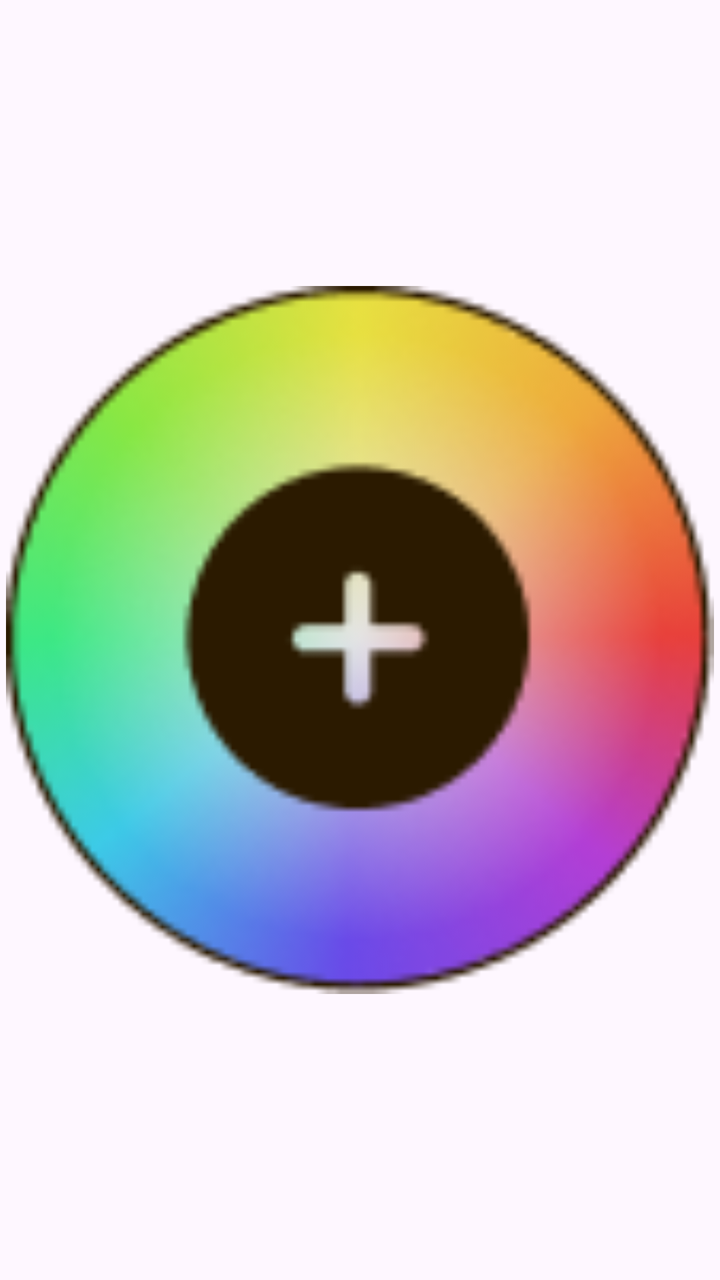
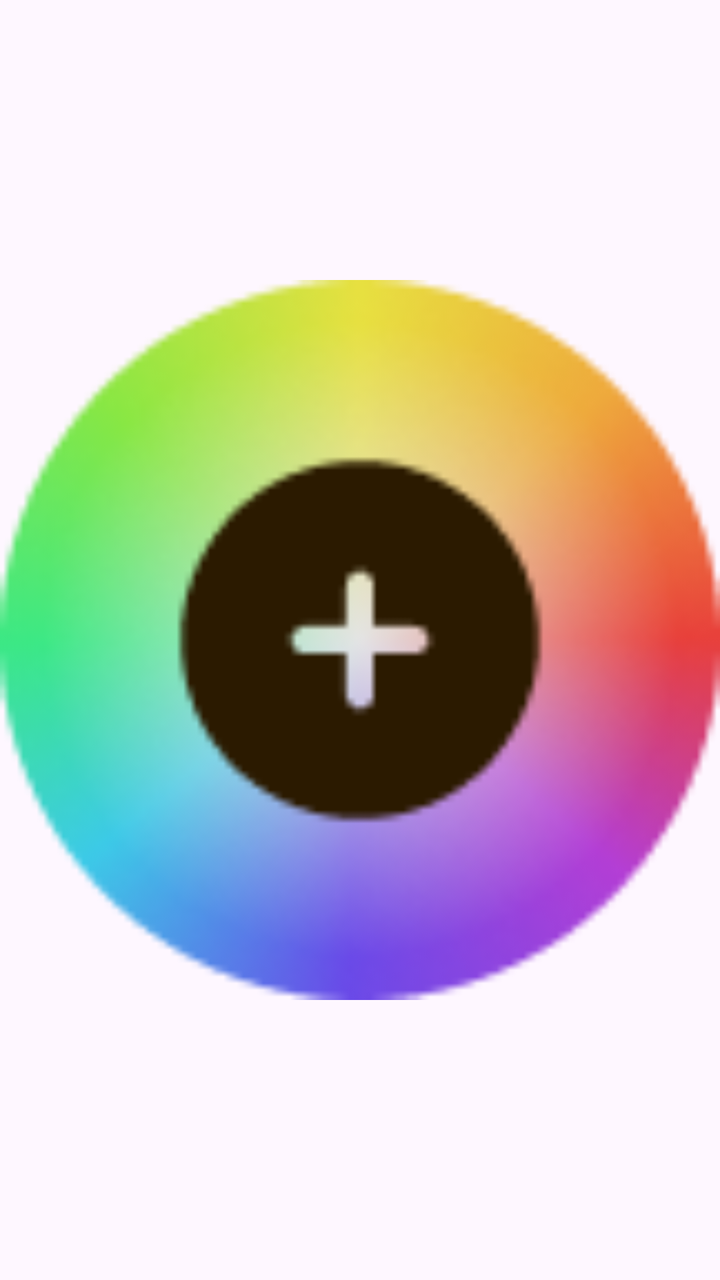

Before-and-after screenshots of an Android layout around one commit, followed by the original layout XML and the change that was made.
<!-- AndroidManifest.xml: application theme Theme.BaseProject -->
<!-- res/layout/item_text_color.xml -->
<?xml version="1.0" encoding="utf-8"?>
<androidx.constraintlayout.widget.ConstraintLayout xmlns:android="http://schemas.android.com/apk/res/android"
    xmlns:app="http://schemas.android.com/apk/res-auto"
    android:layout_width="37dp"
    android:layout_height="37dp"
    android:layout_marginEnd="12dp">

    <FrameLayout
        android:layout_width="0dp"
        android:layout_height="0dp"
        app:layout_constraintBottom_toBottomOf="parent"
        app:layout_constraintDimensionRatio="1:1"
        app:layout_constraintEnd_toEndOf="parent"
        app:layout_constraintStart_toStartOf="parent"
        app:layout_constraintTop_toTopOf="parent">

        
        <View
            android:id="@+id/vFocus"
            android:layout_width="match_parent"
            android:layout_height="match_parent"
            android:visibility="gone"
            android:background="@drawable/bg_stroke_gradient_circle" />

        <FrameLayout
            android:layout_width="match_parent"
            android:layout_height="match_parent"
            android:layout_margin="2dp"
            >

            
            <ImageView
                android:id="@+id/imvColor"
                android:layout_width="match_parent"
                android:layout_height="match_parent"
                android:layout_margin="0dp" />

            
            <ImageView
                android:id="@+id/btnAddColor"
                android:layout_width="match_parent"
                android:layout_margin="1dp"
                android:layout_height="match_parent"
                android:src="@drawable/img0text_color"
                android:layout_gravity="center"
                android:visibility="visible" />

        </FrameLayout>
    </FrameLayout>

</androidx.constraintlayout.widget.ConstraintLayout>
<!-- resources referenced by this layout -->
<resources>
  <!-- drawable bg_stroke_gradient_circle (drawable) -->
  <?xml version="1.0" encoding="utf-8"?>
  <shape xmlns:android="http://schemas.android.com/apk/res/android"
      android:shape="oval">
      <gradient
          android:angle="270"
          android:startColor="#650016"
          android:endColor="#650016"
          android:type="linear" />
  </shape>
  <!-- drawable img0text_color: png bitmap (drawable, 14463 bytes) -->
  <style name="Theme.BaseProject" parent="Base.Theme.BaseProject" />
  <style name="Base.Theme.BaseProject" parent="Theme.Material3.DayNight.NoActionBar">
          <item name="android:windowTranslucentStatus">false</item>
          <item name="android:statusBarColor">@android:color/transparent</item>
          <item name="android:windowSoftInputMode">adjustResize</item>
      </style>
</resources>

<!-- the commit's change to res/layout/item_text_color.xml (unified diff, before → after) -->
@@ -3,6 +3,7 @@
     xmlns:app="http://schemas.android.com/apk/res-auto"
     android:layout_width="37dp"
     android:layout_height="37dp"
+    xmlns:tools="http://schemas.android.com/tools"
     android:layout_marginEnd="12dp">
 
     <FrameLayout
@@ -14,18 +15,10 @@
         app:layout_constraintStart_toStartOf="parent"
         app:layout_constraintTop_toTopOf="parent">
 
-        
-        <View
-            android:id="@+id/vFocus"
-            android:layout_width="match_parent"
-            android:layout_height="match_parent"
-            android:visibility="gone"
-            android:background="@drawable/bg_stroke_gradient_circle" />
-
         <FrameLayout
             android:layout_width="match_parent"
             android:layout_height="match_parent"
-            android:layout_margin="2dp"
+            android:layout_margin="0dp"
             >
 
             
@@ -39,13 +32,24 @@
             <ImageView
                 android:id="@+id/btnAddColor"
                 android:layout_width="match_parent"
-                android:layout_margin="1dp"
+                android:layout_margin="0dp"
                 android:layout_height="match_parent"
                 android:src="@drawable/img0text_color"
                 android:layout_gravity="center"
                 android:visibility="visible" />
 
         </FrameLayout>
+
+        
+        <View
+            android:id="@+id/vFocus"
+            android:layout_width="match_parent"
+            android:layout_height="match_parent"
+            android:background="@drawable/bg_stroke_gradient_circle_color_text"
+            android:clickable="false"
+            android:focusable="false"
+            android:visibility="gone"
+            tools:visibility="visible" />
     </FrameLayout>
 
 </androidx.constraintlayout.widget.ConstraintLayout>
<!-- resource entries referenced after the edit -->
@@ -1,16 +1,15 @@
 <!-- resources referenced by this layout -->
 <resources>
-  <!-- drawable bg_stroke_gradient_circle (drawable) -->
+  <!-- drawable bg_stroke_gradient_circle_color_text (drawable) -->
   <?xml version="1.0" encoding="utf-8"?>
   <shape xmlns:android="http://schemas.android.com/apk/res/android"
       android:shape="oval">
-      <gradient
-          android:angle="270"
-          android:startColor="#650016"
-          android:endColor="#650016"
-          android:type="linear" />
+      <solid android:color="@android:color/transparent" />
+      <stroke
+          android:width="3dp"
+          android:color="#FFD700" />
   </shape>
-  <!-- drawable img0text_color: png bitmap (drawable, 14463 bytes) -->
+  <!-- drawable img0text_color: png bitmap (drawable, 13049 bytes) -->
   <style name="Theme.BaseProject" parent="Base.Theme.BaseProject" />
   <style name="Base.Theme.BaseProject" parent="Theme.Material3.DayNight.NoActionBar">
           <item name="android:windowTranslucentStatus">false</item>
